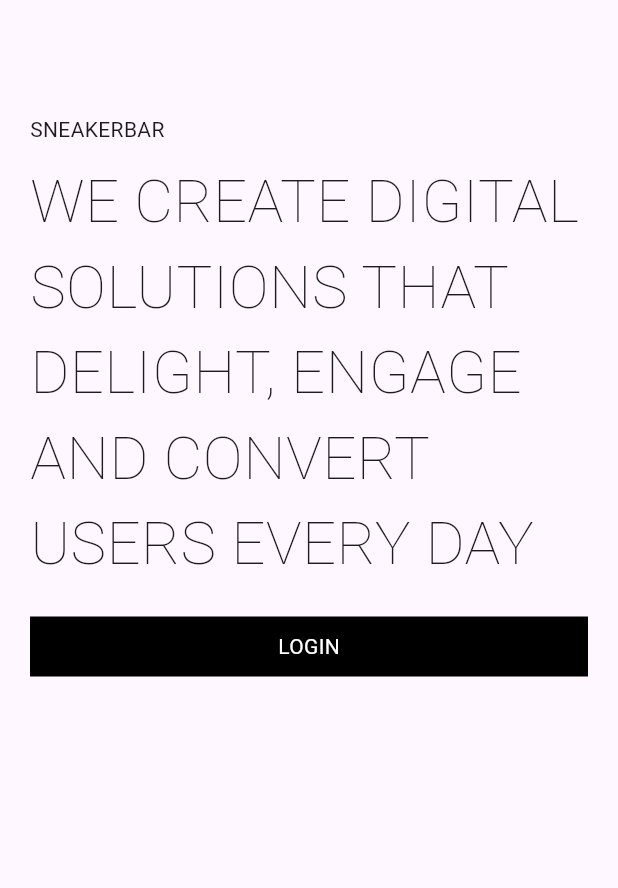
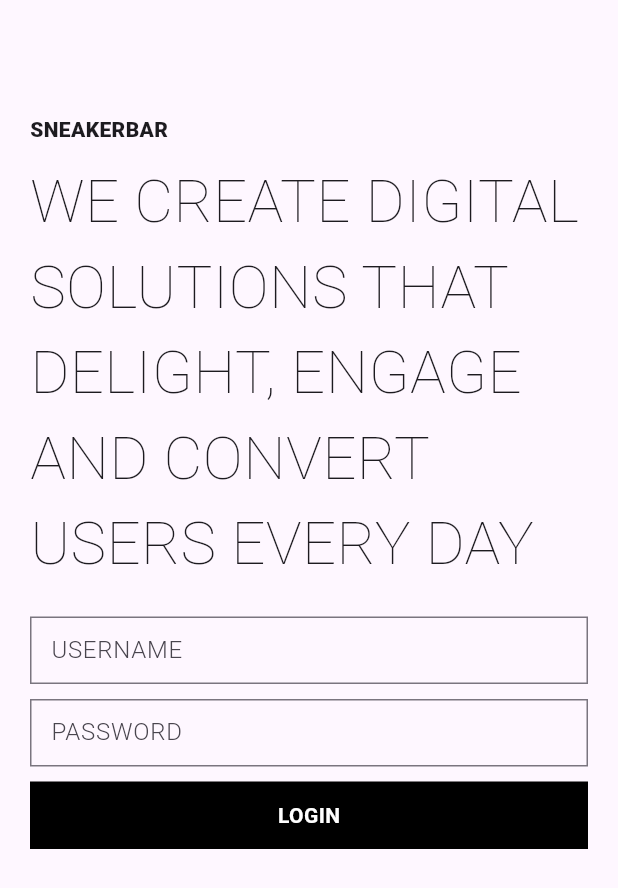
Before and after one commit to Batutankuma/SneakerBar, a Flutter app: the screen it shows after launch, on a phone screen of 412 x 824 dp. Shown: the top 888 px of the screen. Run offline on Flutter 3.47's test engine with Material 3 defaults, Android fonts, the phone set to English and light mode, and no system bars.

Commit message:
created widget textfiel

```diff
--- a/lib/main.dart
+++ b/lib/main.dart
@@ -17,7 +17,7 @@ class MyApp extends StatelessWidget {
         colorScheme: ColorScheme.fromSeed(seedColor: Colors.deepPurple),
         useMaterial3: true,
       ),
-      home: const LoginScreen(),
+      home: LoginScreen(),
     );
   }
 }
--- a/lib/screens/login_screen.dart
+++ b/lib/screens/login_screen.dart
@@ -1,31 +1,47 @@
 import 'package:flutter/material.dart';
 import 'package:sneakerbar/widgets/button_wid.dart';
+import 'package:sneakerbar/widgets/textfield_wid.dart';
 
 class LoginScreen extends StatelessWidget {
-  const LoginScreen({super.key});
+  final TextEditingController username = TextEditingController();
+  final TextEditingController password = TextEditingController();
+  final keyForm = GlobalKey<FormState>();
+  LoginScreen({super.key});
 
   @override
   Widget build(BuildContext context) {
     return Scaffold(
       appBar: AppBar(),
-      body: ListView(
+      body: Form(
+        key: keyForm,
+        child: ListView(
           padding: const EdgeInsets.all(20),
           children: [
-          const Text("SNEAKERBAR"),
+            //title application
+            const Text(
+              "SNEAKERBAR",
+              style: TextStyle(fontWeight: FontWeight.w800),
+            ),
             const SizedBox(height: 10),
+            //description de l'application
             const Text(
               "WE CREATE DIGITAL SOLUTIONS THAT DELIGHT, ENGAGE AND CONVERT USERS EVERY DAY",
               style: TextStyle(fontSize: 40, fontWeight: FontWeight.w100),
             ),
             const SizedBox(height: 20),
+            TextFieldWidget(controller: username, title: "USERNAME"),
+            const SizedBox(height: 10),
+            TextFieldWidget(controller: username, title: "PASSWORD"),
+            const SizedBox(height: 10),
             GestureDetector(
               child: ButtonWidget(
-                height: 40,
+                  height: 45,
                   width: MediaQuery.of(context).size.width,
                   title: "Login"),
             )
           ],
         ),
+      ),
     );
   }
 }
--- a/lib/widgets/button_wid.dart
+++ b/lib/widgets/button_wid.dart
@@ -23,7 +23,7 @@ class ButtonWidget extends StatelessWidget {
       child: Center(
         child: Text(
           title.toUpperCase(),
-          style: TextStyle(color: txtColors),
+          style: TextStyle(color: txtColors, fontWeight: FontWeight.bold),
         ),
       ),
     );
--- /dev/null
+++ b/lib/widgets/textfield_wid.dart
@@ -0,0 +1,23 @@
+import 'package:flutter/material.dart';
+
+class TextFieldWidget extends StatelessWidget {
+  final String title;
+  final TextEditingController controller;
+  const TextFieldWidget(
+      {super.key, required this.title, required this.controller});
+
+  @override
+  Widget build(BuildContext context) {
+    return SizedBox(
+      height: 45,
+      child: TextField(
+        decoration: InputDecoration(
+            contentPadding: const EdgeInsets.all(10),
+            hintStyle: const TextStyle(fontWeight: FontWeight.w300),
+            border: OutlineInputBorder(borderRadius: BorderRadius.circular(0)),
+            hintText: title),
+        controller: controller,
+      ),
+    );
+  }
+}
```
Lines whose indentation alone changed are shown as unchanged.
